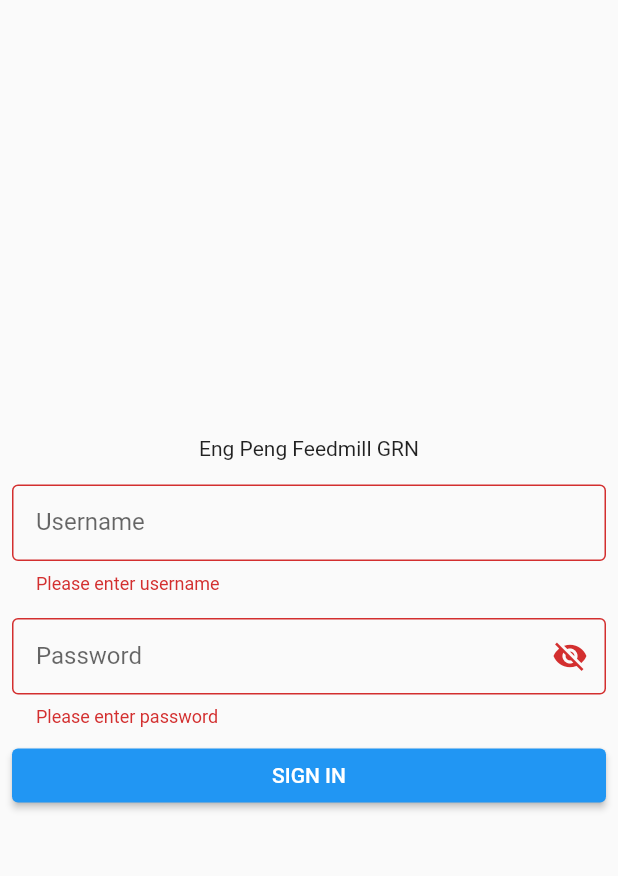
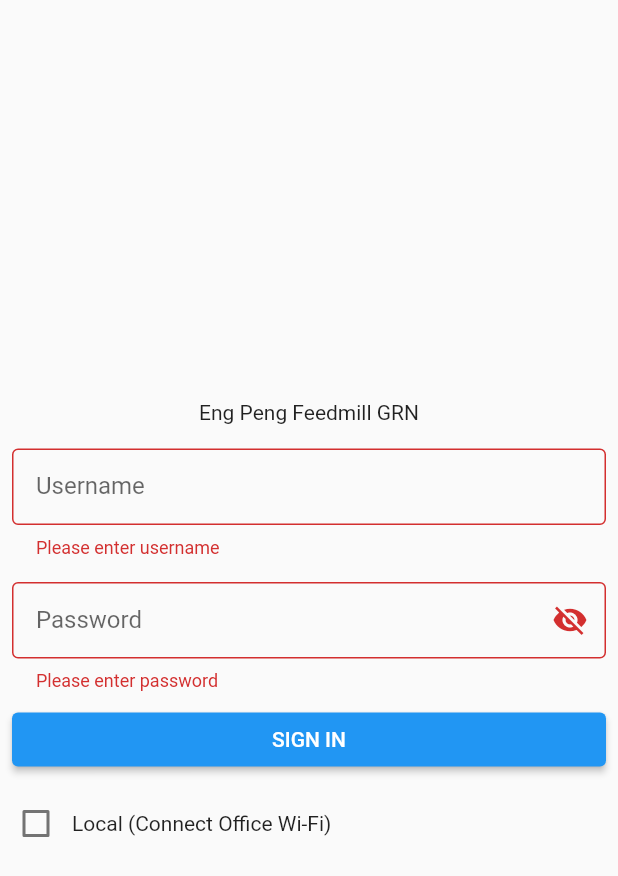
Before and after one commit to geoffreylzf/ep_feedmill_grn, a Flutter app: the screen it shows after launch, after a tap on "SIGN IN", on a phone screen of 412 x 824 dp. Shown: the top 876 px of the screen. Run offline on Flutter 3.47's test engine with Material 2 defaults, Android fonts, the phone set to English and light mode, and no system bars; our stand-ins replace dio, flutter_spinkit, fluttertoast, font_awesome_flutter, package_info, rxdart and 1 more; generated files the repository leaves out were written again.

Commit message:
add local and global option url

```diff
--- a/lib/main.dart
+++ b/lib/main.dart
@@ -1,4 +1,5 @@
 import 'package:ep_grn/notifiers/doc_po_list_notifier.dart';
+import 'package:ep_grn/notifiers/local_notifier.dart';
 import 'package:ep_grn/notifiers/user_repository_notifier.dart';
 import 'package:ep_grn/pages/home/index.dart';
 import 'package:ep_grn/pages/login.dart';
@@ -14,6 +15,9 @@ void main() => runApp(
           ),
           ChangeNotifierProvider(
             create: (_) => DocPoListNotifier(),
+          ),
+          ChangeNotifierProvider(
+            create: (_) => LocalNotifier(),
           ),
         ],
         child: MyApp(),
--- /dev/null
+++ b/lib/modules/local.dart
@@ -0,0 +1,29 @@
+import 'package:shared_preferences/shared_preferences.dart';
+
+const IS_LOCAL = "IS_LOCAL";
+
+class LocalModule {
+  static final _instance = LocalModule._internal();
+
+  factory LocalModule() => _instance;
+
+  LocalModule._internal();
+
+  static SharedPreferences _sp;
+
+  Future<SharedPreferences> get sp async {
+    if (_sp != null) return _sp;
+    _sp = await SharedPreferences.getInstance();
+    return _sp;
+  }
+
+  saveLocalCheck(bool b) async {
+    final prefs = await sp;
+    await prefs.setBool(IS_LOCAL, b);
+  }
+
+  Future<bool> getLocalCheck() async {
+    final prefs = await sp;
+    return prefs.getBool(IS_LOCAL);
+  }
+}
--- a/lib/notifiers/doc_po_list_notifier.dart
+++ b/lib/notifiers/doc_po_list_notifier.dart
@@ -30,7 +30,7 @@ class DocPoListNotifier with ChangeNotifier {
     try {
       _isLoading = true;
       notifyListeners();
-      final response = await Api().dio.get('', queryParameters: {
+      final response = await (await Api().dio).get('', queryParameters: {
         'r': 'apiMobileFmGrn/getdata',
         'type': 'po_list',
       });
--- a/lib/notifiers/grn_add_detail_notifier.dart
+++ b/lib/notifiers/grn_add_detail_notifier.dart
@@ -36,7 +36,7 @@ class GrnAddDetailNotifier with ChangeNotifier {
       _selectedItemPacking = null;
       _isLoading = true;
       notifyListeners();
-      final response = await Api().dio.get('', queryParameters: {
+      final response = await (await Api().dio).get('', queryParameters: {
         'r': 'apiMobileFmGrn/lookup',
         'type': 'item_packing_list',
         'filter': filter,
--- /dev/null
+++ b/lib/notifiers/local_notifier.dart
@@ -0,0 +1,29 @@
+import 'package:ep_grn/modules/local.dart';
+import 'package:flutter/material.dart';
+import 'package:rxdart/rxdart.dart';
+
+class LocalNotifier with ChangeNotifier {
+  final _localCheckedSubject = BehaviorSubject<bool>();
+
+  Stream<bool> get localCheckedStream => _localCheckedSubject.stream;
+
+
+  @override
+  void dispose() {
+    _localCheckedSubject.close();
+    super.dispose();
+  }
+
+  LocalNotifier(){
+    _init();
+  }
+
+  _init() async {
+    _localCheckedSubject.add(await LocalModule().getLocalCheck() ?? false);
+  }
+
+  setLocalChecked(bool b) async {
+    await LocalModule().saveLocalCheck(b);
+    _localCheckedSubject.add(b);
+  }
+}
--- a/lib/notifiers/user_repository_notifier.dart
+++ b/lib/notifiers/user_repository_notifier.dart
@@ -57,7 +57,7 @@ class UserRepositoryNotifier with ChangeNotifier {
       notifyListeners();
       await Future.delayed(Duration(seconds: 1));
       await _uc.setInfo(username, password);
-      await Api().dio.get('', queryParameters: {'r': 'apiMobileAuth/loginV2'});
+      await (await Api().dio).get('', queryParameters: {'r': 'apiMobileAuth/loginV2'});
       await getUserProfile();
       _status = Status.Authenticated;
       return null;
@@ -71,7 +71,7 @@ class UserRepositoryNotifier with ChangeNotifier {
   }
 
   Future<void> getUserProfile() async {
-    final response = await Api().dio.get('', queryParameters: {'r': 'apiMobileAuth/profile'});
+    final response = await (await Api().dio).get('', queryParameters: {'r': 'apiMobileAuth/profile'});
     _userProfile = UserProfile.fromJson(response.data);
   }
 
--- a/lib/pages/login.dart
+++ b/lib/pages/login.dart
@@ -1,3 +1,4 @@
+import 'package:ep_grn/notifiers/local_notifier.dart';
 import 'package:ep_grn/notifiers/user_repository_notifier.dart';
 import 'package:ep_grn/widgets/simple_alert_dialog.dart';
 import 'package:ep_grn/widgets/simple_loading_dialog.dart';
@@ -15,7 +16,14 @@ class _LoginPageState extends State<LoginPage> {
     return Scaffold(
       body: Stack(children: [
         Center(
-          child: LoginForm(),
+          child: Column(
+            mainAxisAlignment: MainAxisAlignment.center,
+            crossAxisAlignment: CrossAxisAlignment.start,
+            children: [
+              LoginForm(),
+              LocalCheckBox(),
+            ],
+          ),
         ),
         Consumer<UserRepositoryNotifier>(
           builder: (ctx, user, _) {
@@ -23,6 +31,42 @@ class _LoginPageState extends State<LoginPage> {
           },
         ),
       ]),
+    );
+  }
+}
+
+class LocalCheckBox extends StatefulWidget {
+  @override
+  _LocalCheckBoxState createState() => _LocalCheckBoxState();
+}
+
+class _LocalCheckBoxState extends State<LocalCheckBox> {
+  @override
+  Widget build(BuildContext context) {
+    final bloc = Provider.of<LocalNotifier>(context);
+    return Row(
+      mainAxisSize: MainAxisSize.min,
+      mainAxisAlignment: MainAxisAlignment.center,
+      children: <Widget>[
+        StreamBuilder<bool>(
+            stream: bloc.localCheckedStream,
+            initialData: false,
+            builder: (context, snapshot) {
+              return Checkbox(
+                value: snapshot.data,
+                onChanged: (bool b) {
+                  bloc.setLocalChecked(b);
+                },
+              );
+            }),
+        Flexible(
+          fit: FlexFit.loose,
+          child: Text(
+            "Local (Connect Office Wi-Fi)",
+            overflow: TextOverflow.clip,
+          ),
+        ),
+      ],
     );
   }
 }
--- a/lib/pages/splash.dart
+++ b/lib/pages/splash.dart
@@ -1,3 +1,4 @@
+import 'package:ep_grn/notifiers/local_notifier.dart';
 import 'package:ep_grn/notifiers/user_repository_notifier.dart';
 import 'package:ep_grn/widgets/simple_alert_dialog.dart';
 import 'package:flutter/material.dart';
@@ -63,20 +64,64 @@ class _SplashPageState extends State<SplashPage> {
                 if(snapshot.data){
                   return Align(
                     alignment: Alignment(0, 0.5),
-                    child: FloatingActionButton(
-                      child: Icon(Icons.refresh),
-                      tooltip: 'Refresh',
-                      onPressed: () {
-                        initUserRepository();
-                      },
+                    child: Column(
+                      mainAxisAlignment: MainAxisAlignment.end,
+                      children: [
+                        FloatingActionButton(
+                          child: Icon(Icons.refresh),
+                          tooltip: 'Refresh',
+                          onPressed: () {
+                            initUserRepository();
+                          },
+                        ),
+                        LocalCheckBox(),
+                      ],
                     ),
                   );
                 }
                 return Container();
               }
           ),
+
         ],
       ),
     );
   }
 }
+
+
+class LocalCheckBox extends StatefulWidget {
+  @override
+  _LocalCheckBoxState createState() => _LocalCheckBoxState();
+}
+
+class _LocalCheckBoxState extends State<LocalCheckBox> {
+  @override
+  Widget build(BuildContext context) {
+    final bloc = Provider.of<LocalNotifier>(context);
+    return Row(
+      mainAxisSize: MainAxisSize.min,
+      mainAxisAlignment: MainAxisAlignment.center,
+      children: <Widget>[
+        StreamBuilder<bool>(
+            stream: bloc.localCheckedStream,
+            initialData: false,
+            builder: (context, snapshot) {
+              return Checkbox(
+                value: snapshot.data,
+                onChanged: (bool b) {
+                  bloc.setLocalChecked(b);
+                },
+              );
+            }),
+        Flexible(
+          fit: FlexFit.loose,
+          child: Text(
+            "Local (Connect Office Wi-Fi)",
+            overflow: TextOverflow.clip,
+          ),
+        ),
+      ],
+    );
+  }
+}
```
Also changed, not shown: lib/modules/api.dart (+37 -11 lines), lib/notifiers/doc_grn_list_notifier.dart (+4 -4 lines), lib/notifiers/doc_po_view_notifier.dart (+5 -7 lines), lib/notifiers/update_app_ver_notifier.dart (added, +89 -0 lines), lib/pages/setting.dart (added, +53 -0 lines), lib/pages/update_app_ver.dart (added, +74 -0 lines), lib/res/nav.dart (+24 -0 lines), pubspec.yaml (+6 -1 lines), pubspec.lock.
